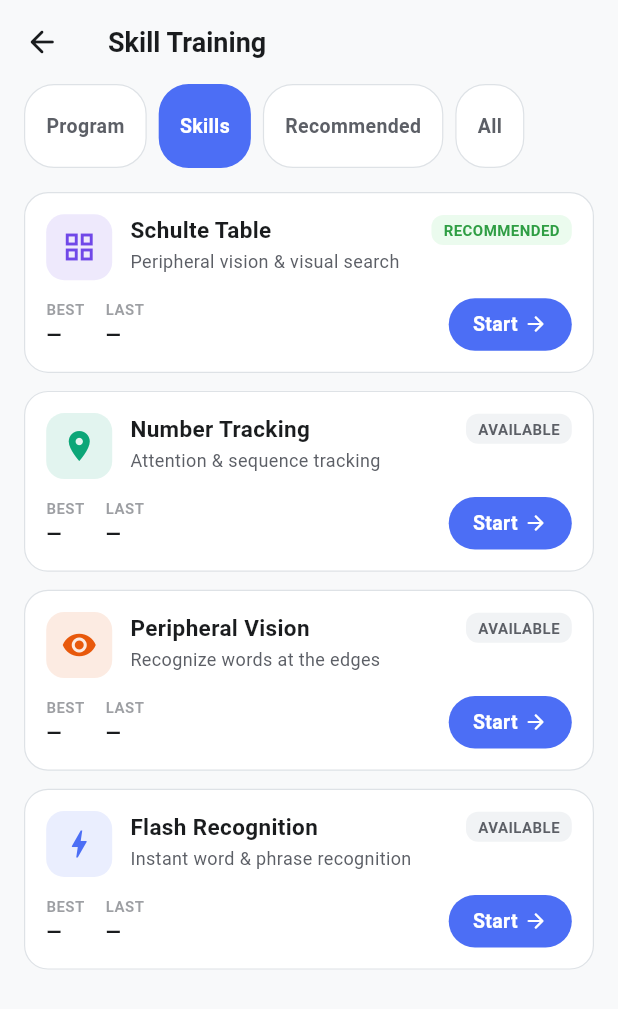
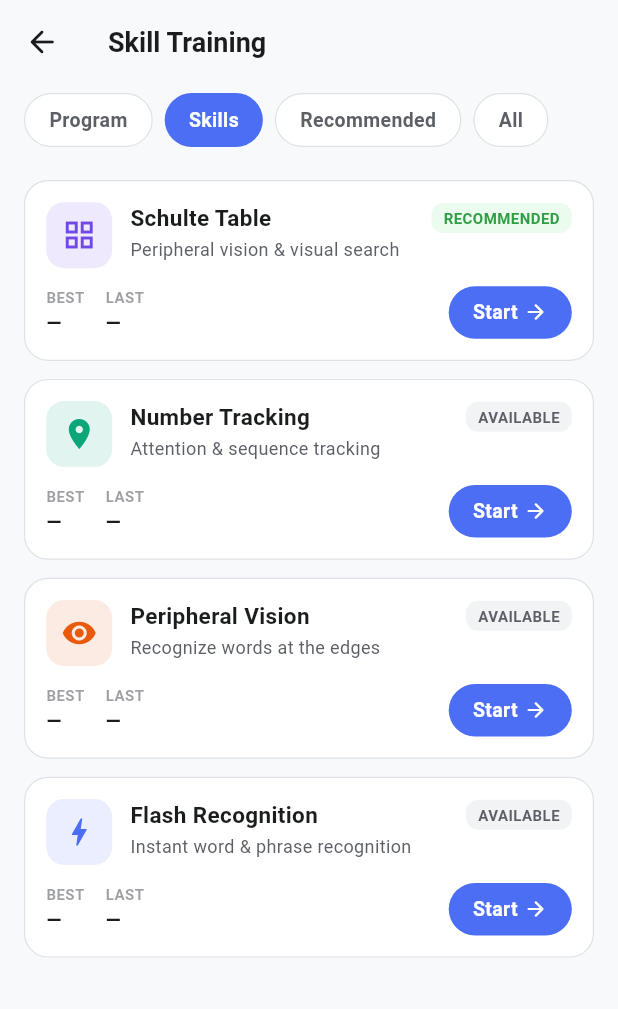
Before and after one commit to kot-begemot/speed-reading-app, a Flutter app: the SkillTrainingScreen screen opened directly, on a phone screen of 412 x 824 dp. Shown: the top 1009 px of the screen. Run offline on Flutter 3.47's test engine with Material 3 defaults, Android fonts, the phone set to English and light mode, and no system bars; our stand-ins replace file_picker, flutter_colorpicker, flutter_riverpod, hive_ce, hive_ce_flutter, html_unescape and 2 more; missing offline and left inert: docx_to_text, epubx, receive_sharing_intent, syncfusion_flutter_pdf; accounts and stored records are empty.

Commit message:
fix inconsistency and screwed up text positioning of skill training and session history pills

```diff
--- a/lib/screens/trainer/skill_training_screen.dart
+++ b/lib/screens/trainer/skill_training_screen.dart
@@ -182,10 +182,10 @@ class _SkillTrainingScreenState extends ConsumerState<SkillTrainingScreen> {
           crossAxisAlignment: CrossAxisAlignment.start,
           children: [
             SizedBox(
-              height: 56,
+              height: 48,
               child: ListView(
                 scrollDirection: Axis.horizontal,
-                padding: const EdgeInsets.symmetric(horizontal: 16),
+                padding: const EdgeInsets.symmetric(horizontal: 16, vertical: 6),
                 children: [
                   _FilterChip(
                     label: 'Program',
@@ -283,17 +283,19 @@ class _FilterChip extends StatelessWidget {
 
   @override
   Widget build(BuildContext context) {
-    return Material(
+    return SizedBox(
+      height: 36,
+      child: Material(
         color: Colors.transparent,
         child: InkWell(
-        borderRadius: BorderRadius.circular(20),
+          borderRadius: BorderRadius.circular(18),
           onTap: onTap,
           child: Container(
             alignment: Alignment.center,
-          padding: const EdgeInsets.symmetric(horizontal: 14, vertical: 8),
+            padding: const EdgeInsets.symmetric(horizontal: 16),
             decoration: BoxDecoration(
               color: selected ? T.primary : T.surfaceLowest,
-            borderRadius: BorderRadius.circular(20),
+              borderRadius: BorderRadius.circular(18),
               border: selected ? null : Border.all(color: T.border, width: 0.8),
             ),
             child: Text(
@@ -306,6 +308,7 @@ class _FilterChip extends StatelessWidget {
             ),
           ),
         ),
+      ),
     );
   }
 }
```
Also changed, not shown: lib/screens/trainer/session_history_screen.dart (+14 -7 lines). Lines whose indentation alone changed are shown as unchanged.
